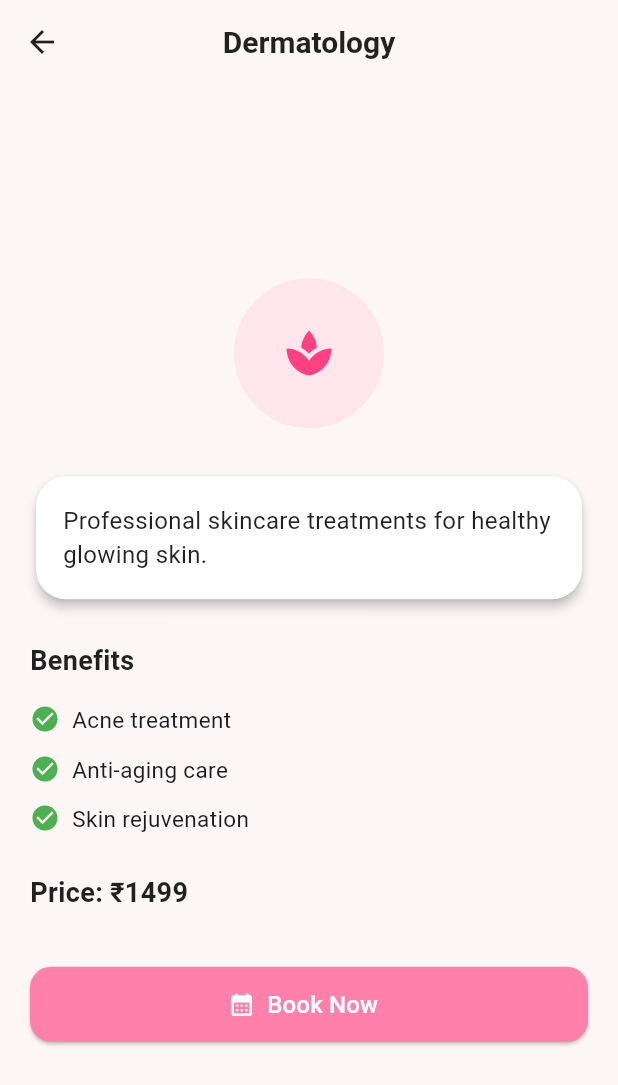
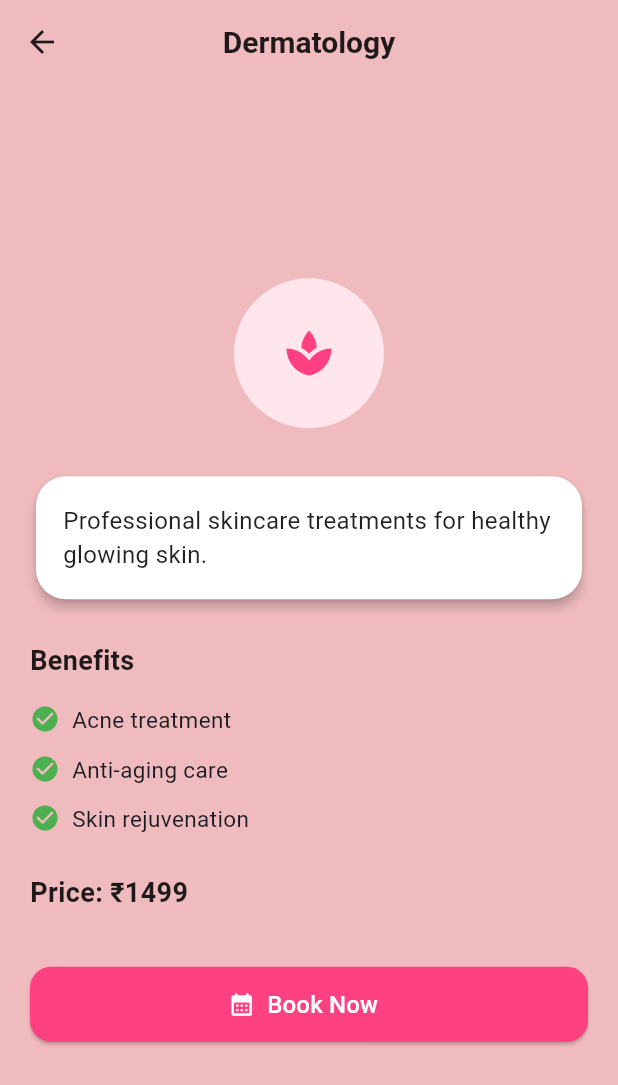
Before and after one commit to shubhamdevgupta/aesthetic_clinic_app, a Flutter app: the screen it shows after launch, after a tap on "Dermatology", on a phone screen of 412 x 824 dp. Shown: the top 1085 px of the screen. Run offline on Flutter 3.47's test engine with Material 3 defaults, Android fonts, the phone set to English and light mode, and no system bars; our stand-ins replace carousel_slider.

Commit message:
add splash gif and refactor classes

```diff
--- a/lib/main.dart
+++ b/lib/main.dart
@@ -1,6 +1,6 @@
 import 'package:flutter/material.dart';
 
-import 'SplashScreen.dart';
+import 'screen/SplashScreen.dart';
 
 void main() {
   runApp(
--- a/lib/BookingOverviewScreen.dart
+++ b/lib/screen/BookingOverviewScreen.dart
@@ -92,7 +92,7 @@ class _BookingOverviewScreenState extends State<BookingOverviewScreen> {
   Widget build(BuildContext context) {
     final theme = Theme.of(context);
     return Scaffold(
-      backgroundColor: const Color(0xFFFDF6F6), // soft pink background
+      backgroundColor: const Color(0xFFEFBBBE), // soft pink background
       appBar: AppBar(
         title: const Text('Book Appointment'),
         backgroundColor: Colors.transparent,
@@ -209,7 +209,7 @@ class _BookingOverviewScreenState extends State<BookingOverviewScreen> {
                         height: 50,
                         child: ElevatedButton(
                           style: ElevatedButton.styleFrom(
-                            backgroundColor: Colors.pinkAccent.shade100,
+                            backgroundColor: Colors.pinkAccent,
                             shape: RoundedRectangleBorder(
                               borderRadius: BorderRadius.circular(14),
                             ),
--- a/lib/HomeScreen.dart
+++ b/lib/screen/HomeScreen.dart
@@ -1,8 +1,10 @@
-import 'package:aesthetic_clinic_app/BookingOverviewScreen.dart';
-import 'package:aesthetic_clinic_app/Service.dart';
-import 'package:aesthetic_clinic_app/ServiceDetailScreen.dart';
+import 'package:aesthetic_clinic_app/screen/BookingOverviewScreen.dart';
+import 'package:aesthetic_clinic_app/service/Service.dart';
+import 'package:aesthetic_clinic_app/screen/ServiceDetailScreen.dart';
 import 'package:carousel_slider/carousel_slider.dart';
 import 'package:flutter/material.dart';
+
+import '../service/ServiceCard.dart';
 
 class HomeScreen extends StatelessWidget {
   HomeScreen({super.key});
@@ -43,6 +45,13 @@ class HomeScreen extends StatelessWidget {
       price: '₹2999',
       icon: Icons.local_hospital,
     ),
+    Service(
+      name: 'Help',
+      description: 'Rehydrate and replenish your body with IV nutrients.',
+      benefits: ['Energy boost', 'Quick hydration', 'Immune support'],
+      price: '₹2999',
+      icon: Icons.help,
+    ),
   ];
 
   final List<String> bannerImages = [
@@ -54,7 +63,7 @@ class HomeScreen extends StatelessWidget {
   @override
   Widget build(BuildContext context) {
     return Scaffold(
-      backgroundColor: const Color(0xFFFDF6F6),
+      backgroundColor: const Color(0xFFEFBBBE),
       appBar: AppBar(
         backgroundColor: Colors.transparent,
         elevation: 0,
@@ -106,24 +115,23 @@ class HomeScreen extends StatelessWidget {
               padding: const EdgeInsets.symmetric(horizontal: 16),
               child: LayoutBuilder(
                 builder: (context, constraints) {
-                  int crossAxisCount = constraints.maxWidth > 600 ? 3 : 2;
                   return GridView.builder(
                     itemCount: services.length,
-                    gridDelegate: SliverGridDelegateWithFixedCrossAxisCount(
-                      crossAxisCount: crossAxisCount,
+                    gridDelegate: const SliverGridDelegateWithMaxCrossAxisExtent(
+                      maxCrossAxisExtent: 200,
                       mainAxisSpacing: 20,
                       crossAxisSpacing: 20,
-                      childAspectRatio: 1,
+                      childAspectRatio: 1.1,
                     ),
                     itemBuilder: (context, index) {
-                      final service = services[index];
-                      return ServiceCard(service: service);
+                      return ServiceCard(service: services[index]);
                     },
                   );
                 },
               ),
             ),
           ),
+
 
           // Quick Booking Button
           Padding(
@@ -139,7 +147,7 @@ class HomeScreen extends StatelessWidget {
                   );
                 },
                 style: ElevatedButton.styleFrom(
-                  backgroundColor: const Color(0xFFFFC1CC), // blush tone
+                  backgroundColor: Colors.pinkAccent,
                   foregroundColor: Colors.white,
                   shape: RoundedRectangleBorder(
                     borderRadius: BorderRadius.circular(16),
@@ -160,56 +168,3 @@ class HomeScreen extends StatelessWidget {
     );
   }
 }
-
-class ServiceCard extends StatelessWidget {
-  final Service service;
-
-  const ServiceCard({super.key, required this.service});
-
-  @override
-  Widget build(BuildContext context) {
-    return Material(
-      color: Colors.white,
-      elevation: 3,
-      borderRadius: BorderRadius.circular(20),
-      child: InkWell(
-        borderRadius: BorderRadius.circular(20),
-        onTap: () {
-          Navigator.push(
-            context,
-            MaterialPageRoute(
-              builder: (_) => ServiceDetailsScreen(service: service),
-            ),
-          );
-        },
-        child: Container(
-          padding: const EdgeInsets.all(16),
-          decoration: BoxDecoration(
-            borderRadius: BorderRadius.circular(20),
-            color: const Color(0xFFFFF9F9), // soft pastel base
-          ),
-          child: Column(
-            mainAxisAlignment: MainAxisAlignment.center,
-            children: [
-              CircleAvatar(
-                backgroundColor: const Color(0xFFFFE5EC),
-                radius: 28,
-                child: Icon(service.icon, size: 28, color: Colors.pinkAccent),
-              ),
-              const SizedBox(height: 12),
-              Text(
-                service.name,
-                textAlign: TextAlign.center,
-                style: const TextStyle(
-                  fontSize: 14,
-                  fontWeight: FontWeight.w600,
-                  color: Colors.black87,
-                ),
-              ),
-            ],
-          ),
-        ),
-      ),
-    );
-  }
-}
--- a/lib/ProfileScreen.dart
+++ b/lib/screen/ProfileScreen.dart
@@ -13,7 +13,7 @@ class ProfileScreen extends StatelessWidget {
     };
 
     return Scaffold(
-      backgroundColor: const Color(0xFFFDF6F6),
+      backgroundColor: const Color(0xFFEFBBBE),
       appBar: AppBar(
         title: const Text('My Profile'),
         backgroundColor: Colors.transparent,
--- a/lib/ServiceDetailScreen.dart
+++ b/lib/screen/ServiceDetailScreen.dart
@@ -1,5 +1,5 @@
-import 'package:aesthetic_clinic_app/BookingOverviewScreen.dart';
-import 'package:aesthetic_clinic_app/Service.dart';
+import 'package:aesthetic_clinic_app/screen/BookingOverviewScreen.dart';
+import 'package:aesthetic_clinic_app/service/Service.dart';
 import 'package:flutter/material.dart';
 
 class ServiceDetailsScreen extends StatelessWidget {
@@ -10,7 +10,7 @@ class ServiceDetailsScreen extends StatelessWidget {
   @override
   Widget build(BuildContext context) {
     return Scaffold(
-      backgroundColor: const Color(0xFFFDF6F6),
+      backgroundColor: const Color(0xFFEFBBBE),
       appBar: AppBar(
         backgroundColor: Colors.transparent,
         elevation: 0,
@@ -124,7 +124,7 @@ class ServiceDetailsScreen extends StatelessWidget {
                       ),
                     ),
                     style: ElevatedButton.styleFrom(
-                      backgroundColor: Colors.pinkAccent.shade100,
+                      backgroundColor: Colors.pinkAccent,
                       shape: RoundedRectangleBorder(
                         borderRadius: BorderRadius.circular(14),
                       ),
--- a/lib/SplashScreen.dart
+++ b/lib/screen/SplashScreen.dart
@@ -15,7 +15,7 @@ class _SplashScreenState extends State<SplashScreen> {
     super.initState();
 
     // Delay for 2 seconds then navigate to HomeScreen
-    Timer(const Duration(seconds: 2), () {
+    Timer(const Duration(seconds: 4), () {
       Navigator.pushReplacement(
         context,
         MaterialPageRoute(builder: (context) => HomeScreen()),
@@ -25,17 +25,21 @@ class _SplashScreenState extends State<SplashScreen> {
 
   @override
   Widget build(BuildContext context) {
-    return Scaffold(
+    return  Scaffold(
       body: Container(
         width: double.infinity,
         height: double.infinity,
-        decoration: const BoxDecoration(
-          image: DecorationImage(
-            image: AssetImage('assets/icons/clinic.png'),
-            fit: BoxFit.cover,
+        color: const Color(0xFFB67478),
+        child: Center(
+          child: Image.asset(
+            'assets/icons/splash_logo.gif',
+            width: 500,
+            height: 500,
+            fit: BoxFit.contain,
           ),
         ),
       ),
     );
+
   }
 }
--- /dev/null
+++ b/lib/service/ServiceCard.dart
@@ -0,0 +1,59 @@
+
+import 'package:aesthetic_clinic_app/service/Service.dart';
+import 'package:flutter/cupertino.dart';
+import 'package:flutter/material.dart';
+
+import '../screen/ServiceDetailScreen.dart';
+
+class ServiceCard extends StatelessWidget {
+  final Service service;
+
+  const ServiceCard({super.key, required this.service});
+
+  @override
+  Widget build(BuildContext context) {
+    return Material(
+      color: Color(0xFFEFBBBE),
+      elevation: 3,
+      borderRadius: BorderRadius.circular(20),
+      child: InkWell(
+        borderRadius: BorderRadius.circular(20),
+        onTap: () {
+          Navigator.push(
+            context,
+            MaterialPageRoute(
+              builder: (_) => ServiceDetailsScreen(service: service),
+            ),
+          );
+        },
+        child: Container(
+          padding: const EdgeInsets.all(16),
+          decoration: BoxDecoration(
+            borderRadius: BorderRadius.circular(20),
+            color: const Color(0xFFFFF9F9), // soft pastel base
+          ),
+          child: Column(
+            mainAxisAlignment: MainAxisAlignment.center,
+            children: [
+              CircleAvatar(
+                backgroundColor: const Color(0xFFFFE5EC),
+                radius: 36,
+                child: Icon(service.icon, size: 36, color: Colors.pinkAccent),
+              ),
+              const SizedBox(height: 12),
+              Text(
+                service.name,
+                textAlign: TextAlign.center,
+                style: const TextStyle(
+                  fontSize: 18,
+                  fontWeight: FontWeight.w800,
+                  color: Colors.black87,
+                ),
+              ),
+            ],
+          ),
+        ),
+      ),
+    );
+  }
+}
--- a/pubspec.yaml
+++ b/pubspec.yaml
@@ -34,7 +34,6 @@ dependencies:
   # The following adds the Cupertino Icons font to your application.
   # Use with the CupertinoIcons class for iOS style icons.
   cupertino_icons: ^1.0.8
-  url_launcher: ^6.3.1
   google_fonts: ^6.1.0
   lottie: ^2.7.0
   flutter_svg: ^2.0.7
```
Also changed, not shown: assets/icons/splash_logo.gif (added), lib/service/Service.dart (renamed from lib/Service.dart).
